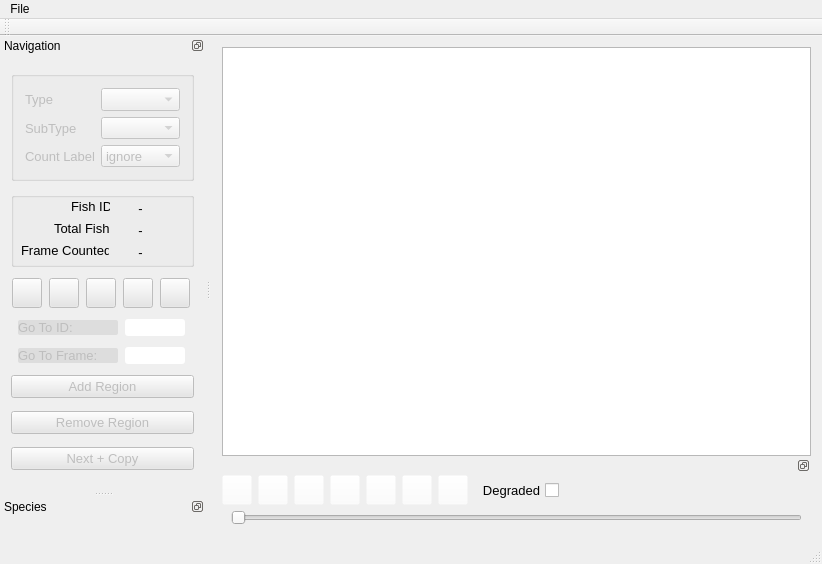
Before: the Qt Designer form src/video_annotator/mainwindow.ui in cvisionai/Tator-Native, drawn with Qt 5.
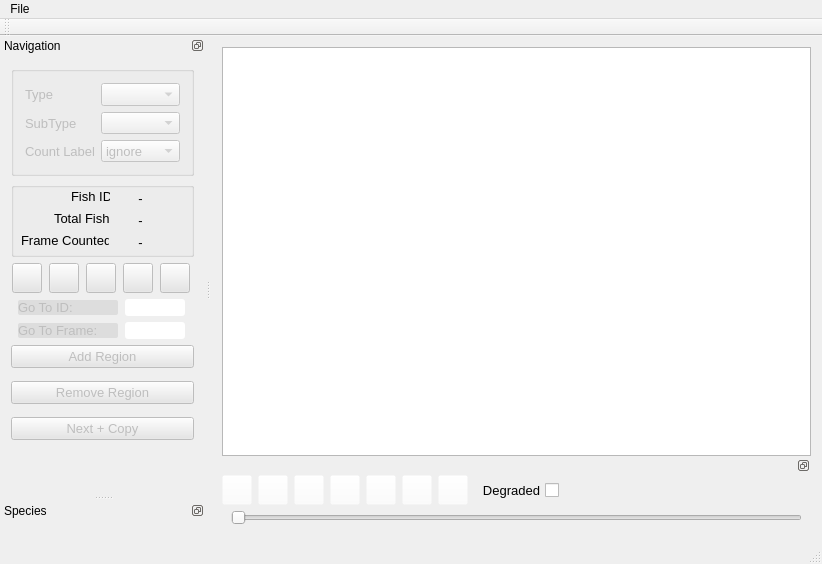
After: the same form once the commit is applied.

Commit message: Make all progress dialogs look the same, this closes #71.

The edit to the form file:
```diff
--- a/src/video_annotator/mainwindow.ui
+++ b/src/video_annotator/mainwindow.ui
@@ -1558,6 +1558,19 @@
        </item>
       </layout>
      </item>
+     <item>
+      <spacer name="verticalSpacer">
+       <property name="orientation">
+        <enum>Qt::Vertical</enum>
+       </property>
+       <property name="sizeHint" stdset="0">
+        <size>
+         <width>20</width>
+         <height>40</height>
+        </size>
+       </property>
+      </spacer>
+     </item>
     </layout>
    </widget>
   </widget>
```
The commit also changes 3 other files.
